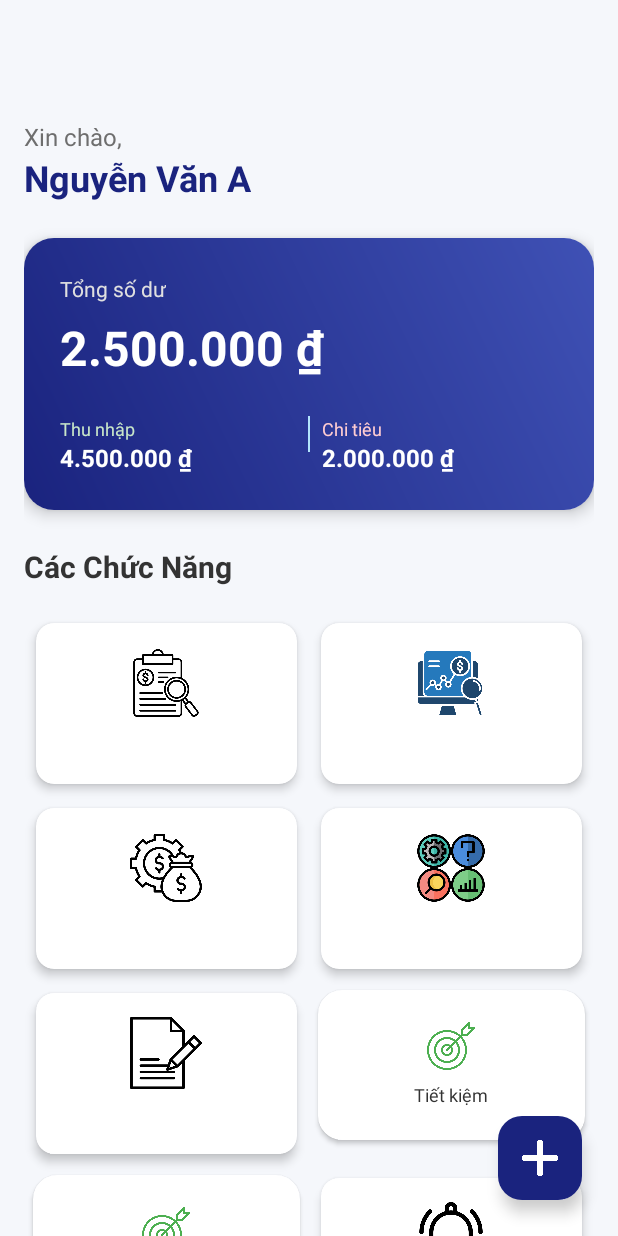
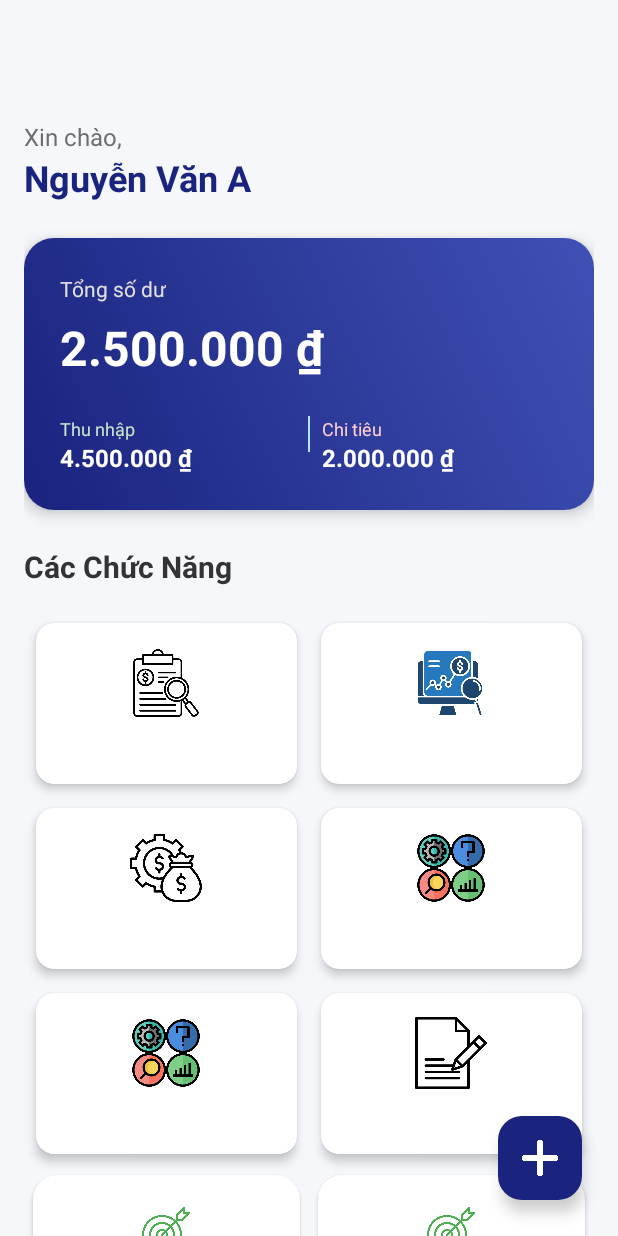
Before and after one commit to lathuan/ASM_team_5, an Android app: the MainActivity screen opened directly, with no data from a screen before it, on a phone screen of 412 x 824 dp. Run offline under Robolectric (Android 15) with nearby library versions, the light colour scheme and no system bars.

Commit message:
them chuc nang tren trang chu

```diff
--- a/app/src/main/java/com/example/asm_ad/DatabaseHelper.java
+++ b/app/src/main/java/com/example/asm_ad/DatabaseHelper.java
@@ -62,9 +62,4 @@ public class DatabaseHelper extends SQLiteOpenHelper {
         onCreate(db);
     }
 
-//    @Override
-//    public void onUpgrade(SQLiteDatabase db, int oldVersion, int newVersion) {
-//        db.execSQL("DROP TABLE IF EXISTS " + TABLE_USERS);
-//        onCreate(db);
-//    }
 }
--- a/app/src/main/res/layout/activity_main.xml
+++ b/app/src/main/res/layout/activity_main.xml
@@ -295,6 +295,35 @@
                     </LinearLayout>
                 </androidx.cardview.widget.CardView>
 
+                <!-- Chức năng 4 copy: Tổng quan Chi tiêu -->
+                <androidx.cardview.widget.CardView
+                    android:id="@+id/cardExpenseOverview1"
+                    android:layout_width="0dp"
+                    android:layout_height="wrap_content"
+                    android:layout_columnWeight="1"
+                    android:layout_margin="8dp"
+                    app:cardCornerRadius="12dp"
+                    app:cardElevation="4dp">
+                    <LinearLayout
+                        android:layout_width="match_parent"
+                        android:layout_height="wrap_content"
+                        android:orientation="vertical"
+                        android:padding="16dp"
+                        android:gravity="center">
+                        <ImageView
+                            android:layout_width="48dp"
+                            android:layout_height="48dp"
+                            android:src="@drawable/overview"
+                            android:layout_marginBottom="8dp"/>
+                        <TextView
+                            android:layout_width="wrap_content"
+                            android:layout_height="wrap_content"
+                            android:text="Tổng quan"
+                            android:textAlignment="center"
+                            android:textColor="@android:color/white"/>
+                    </LinearLayout>
+                </androidx.cardview.widget.CardView>
+
                 <!-- Chức năng 5: Báo cáo -->
                 <androidx.cardview.widget.CardView
                     android:id="@+id/cardReports"
```
